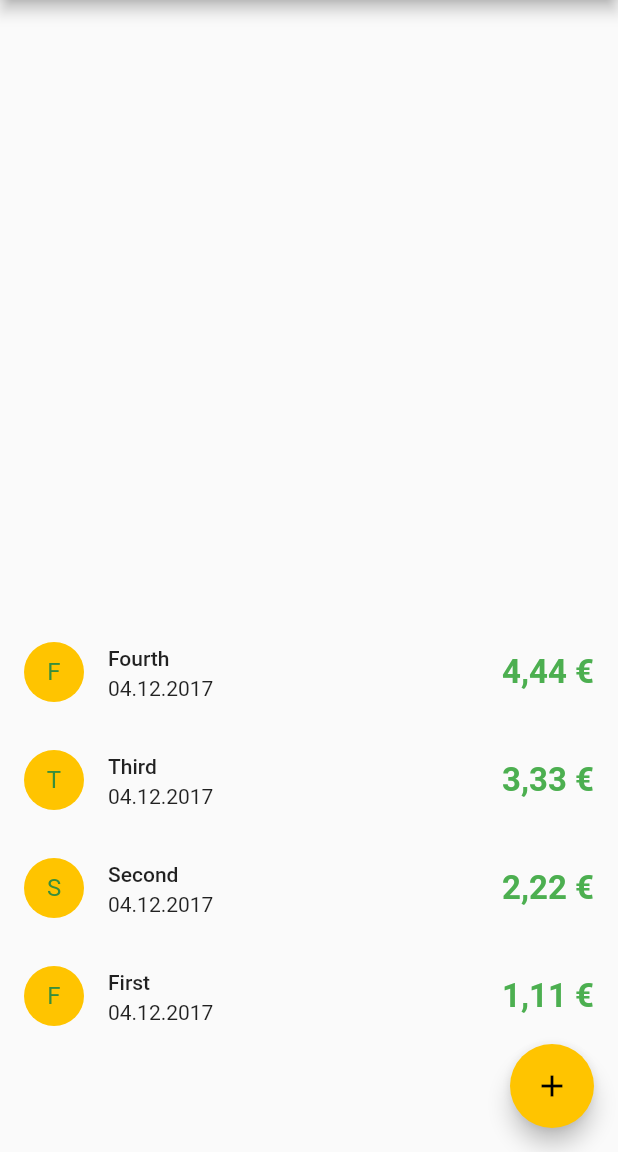
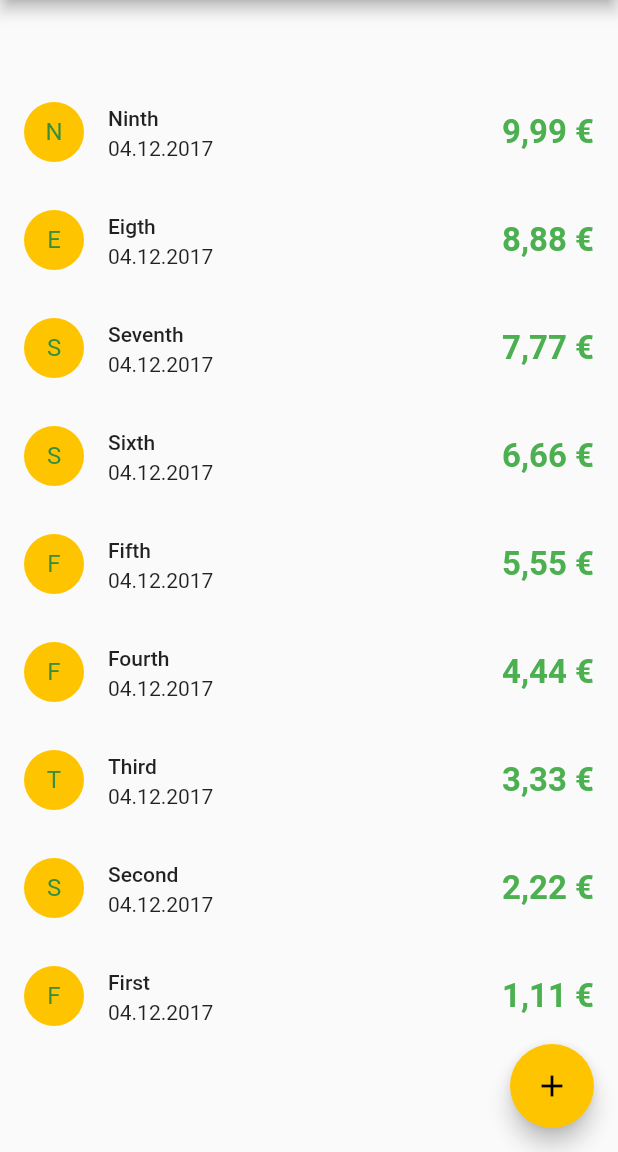
Before and after one commit to j-maas/plusminus-flutter, a Flutter app: the screen it shows after launch, on a phone screen of 412 x 824 dp, the part 84-1236 px from its top. Run offline on Flutter 3.47's test engine with Material 2 defaults, Android fonts, the phone set to English and light mode, and no system bars.

Commit message:
Add more sample expenses

```diff
--- a/lib/expense_overview/expense_overview.dart
+++ b/lib/expense_overview/expense_overview.dart
@@ -24,7 +24,12 @@ class _ExpenseOverviewState extends State<ExpenseOverview> {
       ..add(new Expense.now(1.11, "First"))
       ..add(new Expense.now(2.22, "Second"))
       ..add(new Expense.now(3.33, "Third"))
-      ..add(new Expense.now(4.44, "Fourth"));
+      ..add(new Expense.now(4.44, "Fourth"))
+      ..add(new Expense.now(5.55, "Fifth"))
+      ..add(new Expense.now(6.66, "Sixth"))
+      ..add(new Expense.now(7.77, "Seventh"))
+      ..add(new Expense.now(8.88, "Eigth"))
+      ..add(new Expense.now(9.99, "Ninth"));
   }
 
   @override
```
